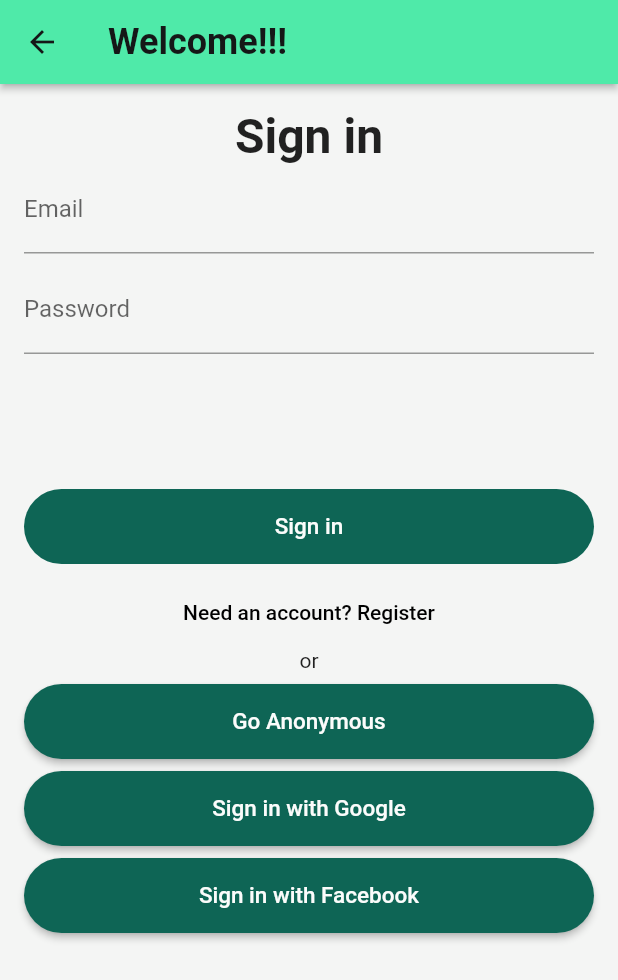
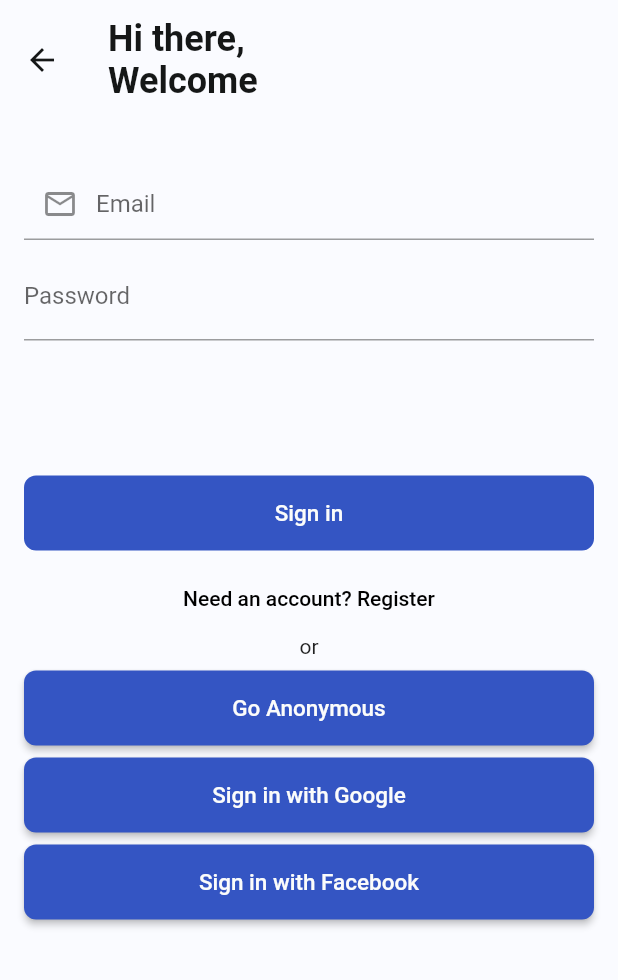
Before and after one commit to syncier/la_isla_bonita_ui, a Flutter app: the SignInPage screen opened directly with empty values, on a phone screen of 412 x 824 dp. Shown: the top 980 px of the screen. Run offline on Flutter 3.47's test engine with Material 2 defaults, Android fonts, the phone set to English and light mode, and no system bars; our stand-ins replace bloc, equatable, firebase_auth, firebase_core, flutter_bloc, google_sign_in and 2 more; missing offline and left inert: flutter_facebook_auth; accounts and stored records are empty; network calls fail.

Commit message:
[IP-38]: better sign in flow styling

```diff
--- a/lib/app/act_page/act_page.dart
+++ b/lib/app/act_page/act_page.dart
@@ -2,7 +2,7 @@ import 'package:flutter/material.dart';
 
 class ActPage extends StatelessWidget {
   static const TextStyle optionStyle =
-      TextStyle(fontSize: 30, fontWeight: FontWeight.bold);
+      TextStyle(fontSize: 16.0, fontWeight: FontWeight.bold);
 
   int _selectedValue = 0;
 
@@ -22,7 +22,7 @@ class ActPage extends StatelessWidget {
           height: 40,
         ),
         Text(
-          'Index 1: Act',
+          'Act',
           style: optionStyle,
         ),
         Padding(
--- a/lib/app/home_page/page_button.dart
+++ b/lib/app/home_page/page_button.dart
@@ -1,7 +1,7 @@
 import 'package:flutter/material.dart';
 import 'package:la_isla_Bonita_ui/common_widgets/custom_raised_button.dart';
 
-class PageButton extends CustomRaisedButton {
+class PageButton extends CustomElevatedButton {
   PageButton({
     String text,
     Color color,
--- a/lib/app/sign_in/confirm_email_page.dart
+++ b/lib/app/sign_in/confirm_email_page.dart
@@ -16,6 +16,12 @@ class ConfirmEmail extends StatelessWidget {
       backgroundColor: Color(PAGE_COLOR),
       appBar: AppBar(
         elevation: 0.0,
+        actions: <Widget>[
+          new IconButton(
+            icon: new Icon(Icons.close),
+            onPressed: () => Navigator.of(context).pop(null),
+          ),
+        ],
         backgroundColor: Color(PAGE_COLOR),
       ),
       body: Container(
--- a/lib/app/sign_in/email_sign_in_bloc.dart
+++ b/lib/app/sign_in/email_sign_in_bloc.dart
@@ -24,7 +24,9 @@ class EmailSignInBloc {
     updateWith(submitted: true, isLoading: true);
     try {
       if (_model.formType == EmailSignInFormType.signIn) {
-        await auth.signInWithEmailAndPassword(_model.email, _model.password);
+        final u = await auth.signInWithEmailAndPassword(
+            _model.email, _model.password);
+        return u;
       } else {
         final user = await auth.createUserWithEmailAndPassword(
             email: _model.email,
--- a/lib/app/sign_in/email_sign_in_form.dart
+++ b/lib/app/sign_in/email_sign_in_form.dart
@@ -1,4 +1,5 @@
 import 'package:firebase_auth/firebase_auth.dart';
+import 'package:flutter/cupertino.dart';
 import 'package:flutter/material.dart';
 import 'package:flutter/services.dart';
 import 'package:la_isla_Bonita_ui/app/sign_in/confirm_email_page.dart';
@@ -49,7 +50,7 @@ class _EmailSignInFormState extends State<EmailSignInForm> {
   Future<void> _submit() async {
     try {
       final user = await widget.bloc.submit();
-      if (user.emailVerified) {
+      if (user != null && user.emailVerified) {
         Navigator.pop(context);
       } else {
         Navigator.pushReplacementNamed(context, ConfirmEmail.id);
@@ -115,6 +116,8 @@ class _EmailSignInFormState extends State<EmailSignInForm> {
       controller: _emailController,
       focusNode: _emailFocusNode,
       decoration: InputDecoration(
+        contentPadding: EdgeInsets.only(left: 0),
+        prefixIcon: Icon(Icons.mail_outline),
         labelText: 'Email',
         hintText: 'test@test.com',
         errorText: model.emailErrorText,
@@ -135,7 +138,7 @@ class _EmailSignInFormState extends State<EmailSignInForm> {
           controller: _usernameController,
           focusNode: _usernameFocusNode,
           decoration: InputDecoration(
-            icon: Icon(Icons.tag_faces_outlined),
+            prefixIcon: Icon(Icons.tag_faces_outlined),
             labelText: 'Name',
             hintText: 'Name',
             enabled: model.isLoading == false,
@@ -175,10 +178,8 @@ class _EmailSignInFormState extends State<EmailSignInForm> {
         child: CircularProgressIndicator(),
       );
     }
-    return Text(
-      model.headerText,
-      textAlign: TextAlign.center,
-      style: TextStyle(fontSize: 32.0, fontWeight: FontWeight.w600),
+    return SizedBox(
+      height: 16.0,
     );
   }
 }
--- a/lib/app/sign_in/sign_in_button.dart
+++ b/lib/app/sign_in/sign_in_button.dart
@@ -1,7 +1,7 @@
 import 'package:flutter/material.dart';
 import 'package:la_isla_Bonita_ui/common_widgets/custom_raised_button.dart';
 
-class SignInButton extends CustomRaisedButton {
+class SignInButton extends CustomElevatedButton {
   SignInButton({
     String text,
     Color color,
@@ -11,6 +11,6 @@ class SignInButton extends CustomRaisedButton {
             child: Text(text,
                 style: TextStyle(
                     color: textColor ?? Color(0xFFFBFCFB), fontSize: 15.0)),
-            color: color ?? Color(0xFF0E6555),
+            color: color ?? Color(0xFF3455C3),
             onPressed: onPressed);
 }
--- a/lib/app/sign_in/sign_in_page.dart
+++ b/lib/app/sign_in/sign_in_page.dart
@@ -76,8 +76,8 @@ class SignInPage extends StatelessWidget {
     return Scaffold(
       resizeToAvoidBottomInset: true,
       appBar: AppBar(
-        title: Text('Welcome!!!'),
-        elevation: 2.0,
+        title: Text('Hi there, \nWelcome'),
+        toolbarHeight: 80.0,
       ),
       body: _buildContent(context),
     );
--- a/lib/themes/theme.dart
+++ b/lib/themes/theme.dart
@@ -4,9 +4,10 @@ class AppTheme {
   AppTheme._();
 
   static final ThemeData lightTheme = ThemeData(
-    scaffoldBackgroundColor: Color(0xFFF4F5F4),
+    scaffoldBackgroundColor: Color(0xFFFAFBFF),
     appBarTheme: AppBarTheme(
-      color: Color(0xFF4FEAA9),
+      color: Color(0xFFFAFBFF),
+      elevation: 0.0,
       actionsIconTheme: IconThemeData(color: Color(0xFF151717), size: 24.0),
       textTheme: TextTheme(
         headline6: TextStyle(
```
Also changed, not shown: lib/app/profile_page/profile_page.dart (+16 -9 lines), lib/common_widgets/custom_raised_button.dart (+4 -4 lines).
